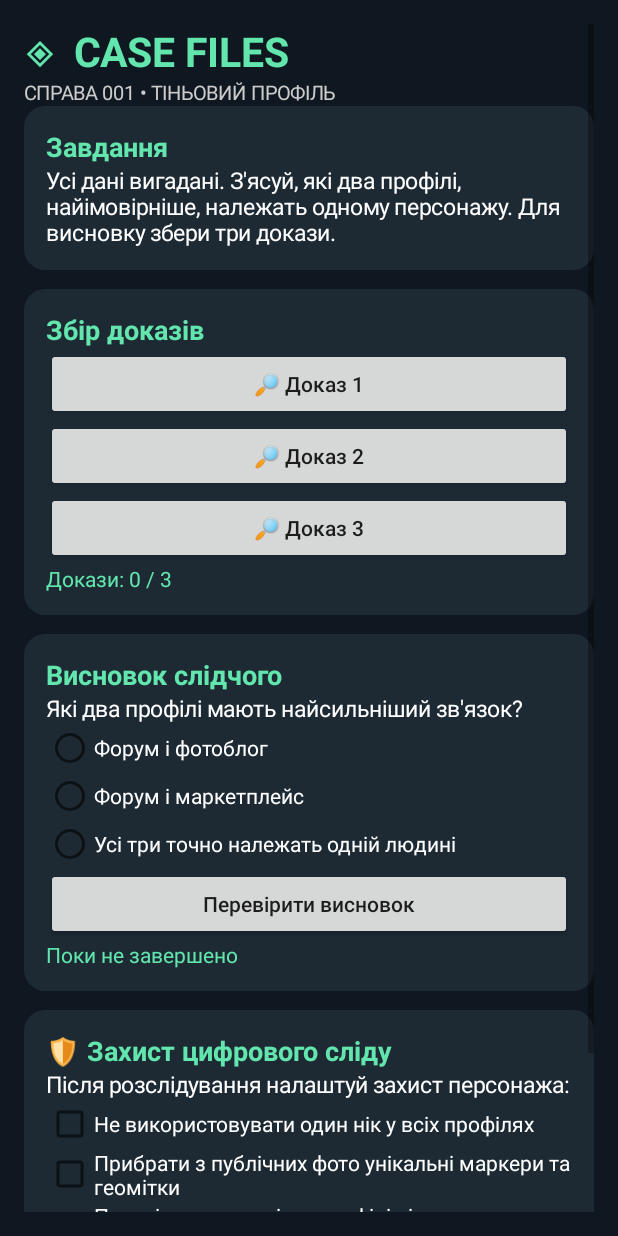
After one commit to MrKanzo/Os1n7, an Android app: the CaseFilesActivity screen opened directly, with no data from a screen before it, on a phone screen of 412 x 824 dp. The commit adds this screen. Run offline under Robolectric (Android 15) with nearby library versions, the phone set to English and light mode, and no system bars.

Commit message:
feat: add offline case files investigation and privacy defense v0.4.9 (#3)

```diff
--- a/app/build.gradle.kts
+++ b/app/build.gradle.kts
@@ -9,8 +9,8 @@ android {
         applicationId = "com.mrkanzo.os1n7"
         minSdk = 26
         targetSdk = 35
-        versionCode = 12
-        versionName = "0.4.8"
+        versionCode = 13
+        versionName = "0.4.9"
     }
     signingConfigs {
         create("production") {
--- a/app/src/main/AndroidManifest.xml
+++ b/app/src/main/AndroidManifest.xml
@@ -1,6 +1,7 @@
 <manifest xmlns:android="http://schemas.android.com/apk/res/android">
     <uses-permission android:name="android.permission.INTERNET"/>
     <application android:icon="@drawable/ic_os1n7" android:roundIcon="@drawable/ic_os1n7" android:allowBackup="false" android:label="OSINT Бібліотека" android:theme="@android:style/Theme.Material.Light.NoActionBar" android:usesCleartextTraffic="true">
+        <activity android:name=".CaseFilesActivity" android:exported="false"/>
         <activity android:name=".LabActivity" android:exported="false"/>\n        <activity android:name=".CategoryLibraryActivity" android:exported="false"/>
         <activity android:name=".ServerLibraryActivity" android:exported="false"/>
         <activity android:name=".MainActivity" android:exported="true">
--- /dev/null
+++ b/app/src/main/java/com/mrkanzo/os1n7/CaseFilesActivity.kt
@@ -0,0 +1,115 @@
+package com.mrkanzo.os1n7
+
+import android.app.Activity
+import android.content.Context
+import android.graphics.Color
+import android.graphics.Typeface
+import android.graphics.drawable.GradientDrawable
+import android.os.Bundle
+import android.view.WindowInsets
+import android.widget.*
+
+/** Self-contained offline fictional case. No remote searches or real identities. */
+class CaseFilesActivity : Activity() {
+    private val bg = Color.rgb(15, 23, 32)
+    private val panel = Color.rgb(29, 42, 52)
+    private val accent = Color.rgb(98, 230, 173)
+    private val prefs by lazy { getSharedPreferences("os1n7_cases", Context.MODE_PRIVATE) }
+    private fun dp(x: Int) = (x * resources.displayMetrics.density).toInt()
+    private fun text(s: String, size: Float = 15f, color: Int = Color.WHITE, bold: Boolean = false) =
+        TextView(this).apply { text = s; textSize = size; setTextColor(color); if (bold) setTypeface(null, Typeface.BOLD) }
+    private fun card(parent: LinearLayout, heading: String): LinearLayout {
+        val group = LinearLayout(this).apply {
+            orientation = LinearLayout.VERTICAL
+            setPadding(dp(15), dp(15), dp(15), dp(15))
+            background = GradientDrawable().apply { setColor(panel); cornerRadius = dp(14).toFloat() }
+        }
+        group.addView(text(heading, 18f, accent, true))
+        parent.addView(group, LinearLayout.LayoutParams(-1, -2).apply { bottomMargin = dp(13) })
+        return group
+    }
+    private fun action(parent: LinearLayout, title: String, run: () -> Unit) {
+        parent.addView(Button(this).apply { text = title; isAllCaps = false; setOnClickListener { run() } })
+    }
+    override fun onCreate(savedInstanceState: Bundle?) {
+        super.onCreate(savedInstanceState)
+        window.statusBarColor = bg
+        window.navigationBarColor = bg
+        val root = LinearLayout(this).apply {
+            orientation = LinearLayout.VERTICAL
+            setBackgroundColor(bg)
+            setPadding(dp(16), dp(16), dp(16), dp(16))
+            setOnApplyWindowInsetsListener { v, insets ->
+                val bars = insets.getInsets(WindowInsets.Type.systemBars())
+                v.setPadding(dp(16), bars.top + dp(16), dp(16), bars.bottom + dp(16))
+                insets
+            }
+        }
+        val scroll = ScrollView(this)
+        val body = LinearLayout(this).apply { orientation = LinearLayout.VERTICAL }
+        scroll.addView(body)
+        root.addView(scroll)
+        setContentView(root)
+        root.requestApplyInsets()
+        body.addView(text("◈  CASE FILES", 27f, accent, true))
+        body.addView(text("СПРАВА 001 • ТІНЬОВИЙ ПРОФІЛЬ", 13f, Color.LTGRAY))
+        val intro = card(body, "Завдання")
+        intro.addView(text("Усі дані вигадані. З'ясуй, які два профілі, найімовірніше, належать одному персонажу. Для висновку збери три докази."))
+        val evidence = card(body, "Збір доказів")
+        val collected = linkedSetOf<Int>()
+        val evidenceText = text("Докази: 0 / 3", 14f, accent)
+        val clues = listOf(
+            "Форум: @night_owl_17 пише про ремонт старого радіо.",
+            "Фотоблог: @night_owl_17 публікує те саме радіо; на фото видно наклейку R17.",
+            "Маркетплейс: @radiofix17 продає радіо з наклейкою R17, але збіг речі не доводить особу."
+        )
+        clues.forEachIndexed { i, clue ->
+            action(evidence, "🔎 Доказ ${i + 1}") {
+                collected.add(i)
+                evidenceText.text = "Докази: ${collected.size} / 3\n" + collected.sorted().joinToString("\n") { clues[it] }
+            }
+        }
+        evidence.addView(evidenceText)
+        val answer = card(body, "Висновок слідчого")
+        answer.addView(text("Які два профілі мають найсильніший зв'язок?"))
+        val choices = RadioGroup(this).apply { orientation = RadioGroup.VERTICAL }
+        listOf("Форум і фотоблог", "Форум і маркетплейс", "Усі три точно належать одній людині").forEachIndexed { index, option ->
+            choices.addView(RadioButton(this).apply { id = 300 + index; text = option; setTextColor(Color.WHITE) })
+        }
+        answer.addView(choices)
+        val result = text(if (prefs.getBoolean("case001", false)) "✓ Розслідування завершено" else "Поки не завершено", 14f, accent)
+        action(answer, "Перевірити висновок") {
+            result.text = when {
+                collected.size < 3 -> "Спочатку відкрий усі три докази."
+                choices.checkedRadioButtonId != 300 -> "Неправильно. Збіг речі — слабший доказ, ніж однаковий нік і фото."
+                else -> {
+                    prefs.edit().putBoolean("case001", true).apply()
+                    "✓ Правильно. Форум і фотоблог пов'язані найсильніше. Це не підтверджує реальну особу."
+                }
+            }
+        }
+        answer.addView(result)
+        val defense = card(body, "🛡️ Захист цифрового сліду")
+        defense.addView(text("Після розслідування налаштуй захист персонажа:"))
+        val protections = listOf(
+            "Не використовувати один нік у всіх профілях",
+            "Прибрати з публічних фото унікальні маркери та геомітки",
+            "Перевірити видимість профілів і старих публікацій"
+        )
+        val checks = protections.map { item ->
+            CheckBox(this).apply { text = item; setTextColor(Color.WHITE); defense.addView(this) }
+        }
+        val defenseResult = text(if (prefs.getBoolean("case001_defense", false)) "✓ Захист завершено" else "Захист ще не завершено", 14f, accent)
+        action(defense, "Застосувати захист") {
+            defenseResult.text = if (!prefs.getBoolean("case001", false)) {
+                "Спочатку заверши розслідування."
+            } else if (!checks.all { it.isChecked }) {
+                "Познач усі три кроки захисту."
+            } else {
+                prefs.edit().putBoolean("case001_defense", true).apply()
+                "✓ Захист виконано! Справу 001 повністю пройдено."
+            }
+        }
+        defense.addView(defenseResult)
+    }
+}
--- a/app/src/main/java/com/mrkanzo/os1n7/MainActivity.kt
+++ b/app/src/main/java/com/mrkanzo/os1n7/MainActivity.kt
@@ -161,6 +161,9 @@ class MainActivity : Activity() {
         addAction(body, "OSINT Лабораторія", "Термінал • Симуляції • Практичні місії", "⌘") {
             startActivity(Intent(this, LabActivity::class.java))
         }
+        addAction(body, "OSINT Case Files", "Розслідування • Докази • Захист", "◇") {
+            startActivity(Intent(this, CaseFilesActivity::class.java))
+        }
         addAction(body, "Серверна бібліотека", "Матеріали з локального сервера Termux", "◎") {
             startActivity(Intent(this, ServerLibraryActivity::class.java))
         }
```
